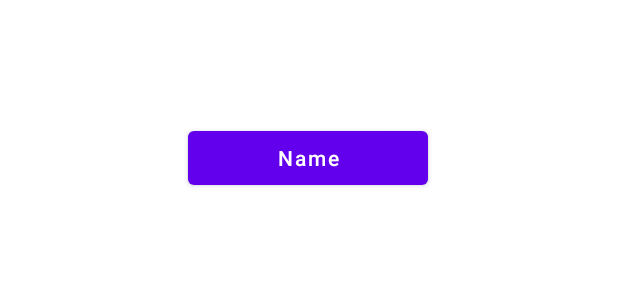
After one commit to cs1086/learnKotlin, an Android app: the layout activity_life_cycle_test.xml on its own in the app's theme, with its tools: preview values and no code run, on a phone screen of 412 x 824 dp. The commit adds this screen. Shown: the top 300 px of the screen. Run offline under Robolectric (Android 15) with nearby library versions, the light colour scheme and no system bars.

Commit message:
生命週期的測試

```diff
--- a/app/build.gradle
+++ b/app/build.gradle
@@ -5,12 +5,12 @@ plugins {
 }
 
 android {
-    compileSdkVersion 29
+    compileSdkVersion 31
 
     defaultConfig {
         applicationId "com.example.learnkotlin"
         minSdkVersion 24
-        targetSdkVersion 29
+        targetSdkVersion 31
         versionCode 1
         versionName "1.0"
 
--- a/app/src/main/java/com/example/learnkotlin/SwipeRefreshActivity.kt
+++ b/app/src/main/java/com/example/learnkotlin/SwipeRefreshActivity.kt
@@ -44,6 +44,7 @@ class SwipeRefreshActivity : AppCompatActivity() {
             swipeRefreshLayout.isRefreshing = false
         }
     }
+
     //隨機顏色
     fun getRandomColor(): Int {
         val rnd = Random()
--- /dev/null
+++ b/app/src/main/res/layout/activity_life_cycle_test.xml
@@ -0,0 +1,41 @@
+<?xml version="1.0" encoding="utf-8"?>
+<androidx.constraintlayout.widget.ConstraintLayout xmlns:android="http://schemas.android.com/apk/res/android"
+    xmlns:app="http://schemas.android.com/apk/res-auto"
+    xmlns:tools="http://schemas.android.com/tools"
+    android:layout_width="match_parent"
+    android:layout_height="match_parent"
+    tools:context=".LifeCycleTestActivity">
+
+    <Button
+        android:id="@+id/fragButton"
+        android:layout_width="wrap_content"
+        android:layout_height="wrap_content"
+        android:ems="10"
+        android:inputType="textPersonName"
+        android:text="Name"
+        app:layout_constraintBottom_toBottomOf="parent"
+        app:layout_constraintEnd_toEndOf="parent"
+        app:layout_constraintHorizontal_bias="0.497"
+        app:layout_constraintStart_toStartOf="parent"
+        app:layout_constraintTop_toTopOf="parent"
+        app:layout_constraintVertical_bias="0.105" />
+
+    <androidx.constraintlayout.widget.Guideline
+        android:id="@+id/guideline15"
+        android:layout_width="wrap_content"
+        android:layout_height="wrap_content"
+        android:orientation="horizontal"
+        app:layout_constraintGuide_begin="142dp" />
+
+    <androidx.constraintlayout.widget.ConstraintLayout
+        android:layout_width="409dp"
+        android:layout_height="609dp"
+        android:id="@+id/fragTab"
+        app:layout_constraintBottom_toBottomOf="parent"
+        app:layout_constraintEnd_toEndOf="parent"
+        app:layout_constraintStart_toStartOf="parent"
+        app:layout_constraintTop_toTopOf="@+id/guideline15"
+        app:layout_constraintVertical_bias="0.0">
+
+    </androidx.constraintlayout.widget.ConstraintLayout>
+</androidx.constraintlayout.widget.ConstraintLayout>
```
Also changed, not shown: app/src/main/AndroidManifest.xml (+19 -12 lines), app/src/main/java/com/example/learnkotlin/BlankFragment1.kt (added, +104 -0 lines), app/src/main/java/com/example/learnkotlin/BlankFragment2.kt (added, +103 -0 lines), app/src/main/java/com/example/learnkotlin/LifeCycleTestActivity.kt (added, +85 -0 lines), app/src/main/java/com/example/learnkotlin/MapsActivity.kt (+5 -3 lines), app/src/main/res/layout/fragment_blank.xml (added, +13 -0 lines), app/src/main/res/layout/fragment_blank2.xml (added, +14 -0 lines).
